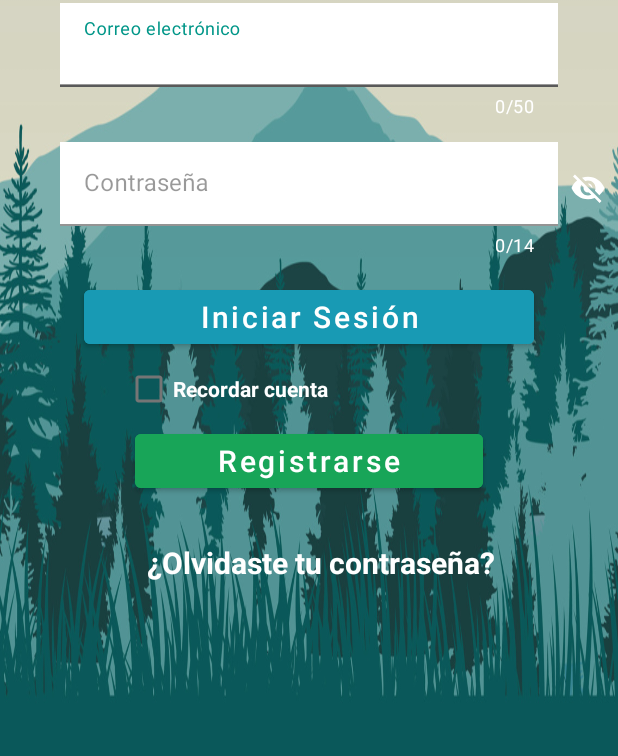
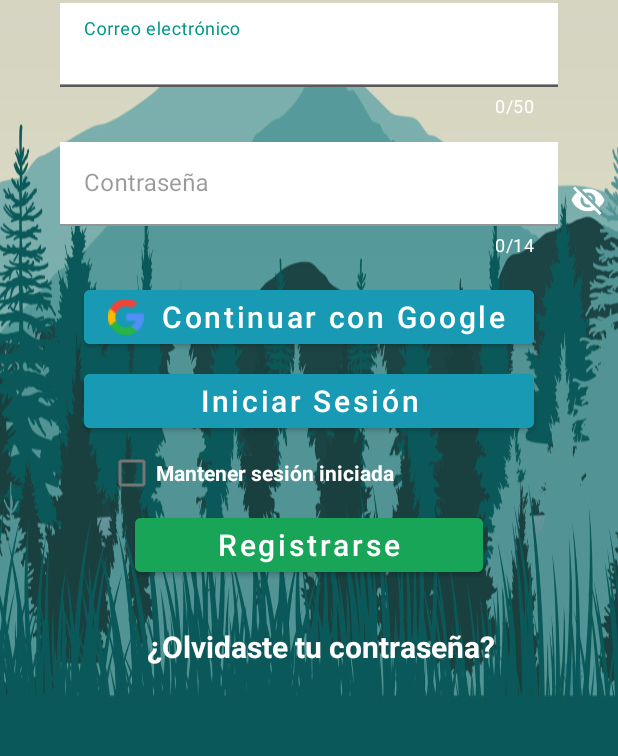
Before and after one commit to shekka12/AwichuPilfrut, an Android app: the screen it shows after launch (MainActivity), on a phone screen of 412 x 824 dp, the part 480-1236 px from its top. Run offline under Robolectric (Android 15) with nearby library versions, the light colour scheme and no system bars; our stand-ins replace Firebase (no records; nobody signed in at launch, a user with empty details on screens opened directly); libraries missing offline, so code that uses them is left out: com.firebase.ui.

Commit message:
se agrego inicio de sesion

```diff
--- a/app/build.gradle
+++ b/app/build.gradle
@@ -83,7 +83,10 @@ dependencies {
     implementation 'androidx.cardview:cardview:1.0.0'
     implementation 'com.firebaseui:firebase-ui:0.4.0'
 
-
+    //Logeo Google
+    // Also declare the dependency for the Google Play services library and specify its version
+    implementation 'com.google.android.gms:play-services-auth:20.2.0'
+    implementation 'com.firebaseui:firebase-ui-auth:7.2.0'
 
     implementation 'androidx.lifecycle:lifecycle-livedata-ktx:2.4.1'
     implementation 'androidx.lifecycle:lifecycle-viewmodel-ktx:2.4.1'
--- a/app/src/main/java/com/umss/awichu/presentation/authentification/login/presenter/LoginPresenter.kt
+++ b/app/src/main/java/com/umss/awichu/presentation/authentification/login/presenter/LoginPresenter.kt
@@ -56,6 +56,7 @@ class LoginPresenter(signInInteractor: SignInInteractor): LoginContract.LoginPre
 
     }
 
+
     override fun checkEmptyEmail(email: String): Boolean {
         return email.isEmpty()
     }
--- a/app/src/main/java/com/umss/awichu/presentation/authentification/login/view/MainActivity.kt
+++ b/app/src/main/java/com/umss/awichu/presentation/authentification/login/view/MainActivity.kt
@@ -1,21 +1,37 @@
 package com.umss.awichu.presentation.authentification.login.view
 
 
+import android.app.Activity
+import android.content.ContentValues
+import android.content.ContentValues.TAG
 import android.content.Intent
+import android.nfc.Tag
 import android.os.Bundle
 import android.os.Handler
+import android.renderscript.ScriptGroup.Binding
 import android.text.BoringLayout
 import android.text.method.HideReturnsTransformationMethod
 import android.text.method.PasswordTransformationMethod
+import android.util.Log
 import android.view.View
 import android.widget.CheckBox
 import android.widget.Toast
+import com.firebase.ui.auth.AuthUI
+import com.firebase.ui.auth.IdpResponse
+import com.google.android.gms.auth.api.signin.GoogleSignIn
+import com.google.android.gms.auth.api.signin.GoogleSignInAccount
+import com.google.android.gms.auth.api.signin.GoogleSignInClient
+import com.google.android.gms.auth.api.signin.GoogleSignInOptions
+import com.google.android.gms.common.api.ApiException
 
 import com.google.firebase.auth.FirebaseAuth
+import com.google.firebase.auth.FirebaseUser
+import com.google.firebase.auth.GoogleAuthProvider
 import com.google.firebase.auth.ktx.auth
 import com.google.firebase.ktx.Firebase
 import com.umss.awichu.R
 import com.umss.awichu.base.BaseActivity
+import com.umss.awichu.databinding.ActivityMainBinding
 import com.umss.awichu.domain.interactorsCasosDuso.authentification.loginInteractor.SignInInteractorImpl
 import com.umss.awichu.menuLateral.MenuLateralActivity
 
@@ -38,9 +54,34 @@ class MainActivity : BaseActivity(), LoginContract.loginView {
     lateinit var presenter: LoginContract.LoginPresenter
     val mAuth = FirebaseAuth.getInstance()
 
+    private lateinit var googleSignInClient: GoogleSignInClient
+    private lateinit var auth: FirebaseAuth
+
+    private lateinit var binding: ActivityMainBinding
+
+    companion object{
+        const val RC_SIGN_IN = 1001
+        const val EXTRA_NAME = "EXTRA_NAME"
+        //const val RC_SIGN_IN = 243
+    }
+
     override fun onCreate(savedInstanceState: Bundle?) {
         super.onCreate(savedInstanceState)
+
         setContentView(R.layout.activity_main)
+
+        val gso = GoogleSignInOptions.Builder(GoogleSignInOptions.DEFAULT_SIGN_IN)
+            .requestIdToken(getString(R.string.default_web_client_id))
+            .requestEmail()
+            .build()
+
+        googleSignInClient = GoogleSignIn.getClient(this, gso)
+
+
+        btn_LoginG.setOnClickListener {
+            signInG()
+        }
+
 
         ivHidePassword.setOnClickListener {
             mIsShowPass = !mIsShowPass
@@ -63,10 +104,92 @@ class MainActivity : BaseActivity(), LoginContract.loginView {
             navigateToPasswordReset()
         }
 
+       //googleLogin()
+    }
 
 
+    private fun signInG() {
+        val signInIntent = googleSignInClient.signInIntent
+        startActivityForResult(signInIntent, 9001)
+    }
 
+    override fun onActivityResult(requestCode: Int, resultCode: Int, data: Intent?) {
+        super.onActivityResult(requestCode, resultCode, data)
+
+        if (requestCode == 9001) {
+            val task = GoogleSignIn.getSignedInAccountFromIntent(data)
+            try {
+                //val account = task.getResult(ApiException::class.java)!!
+
+                val intent = Intent(this, MenuLateralActivity::class.java).apply {
+                    //putExtra("full_name", account.displayName)
+                    //putExtra("email", account.email)
+                    //putExtra("photoUrl", account.photoUrl.toString())
+                }
+                this.startActivity(intent);
+            } catch (e: ApiException) {
+                Log.w("Error", "Google sign in failed", e)
+            }
+        }
     }
+
+    /*
+    private fun googleLogin(){
+
+        val providers = arrayListOf(
+
+            AuthUI.IdpConfig.GoogleBuilder().build()
+        )
+
+        btn_LoginG.setOnClickListener {
+            startActivityForResult(
+                AuthUI.getInstance()
+                    .createSignInIntentBuilder()
+                    .setAvailableProviders(providers)
+                    .setIsSmartLockEnabled(false)
+                    .build(),
+                RC_SIGN_IN)
+        }
+    }
+     */
+
+    /*
+    private fun googleLogin(){
+
+        val providers = arrayListOf(
+            AuthUI.IdpConfig.GoogleBuilder().build())
+
+        btn_LoginG.setOnClickListener {
+            startActivityForResult(
+                AuthUI.getInstance()
+                    .createSignInIntentBuilder()
+                    .setAvailableProviders(providers)
+                    .setIsSmartLockEnabled(false)
+                    .build(),
+                RC_SIGN_IN)
+        }
+    }
+
+    override fun onActivityResult(requestCode: Int, resultCode: Int, data: Intent?) {
+        super.onActivityResult(requestCode, resultCode, data)
+
+        if (requestCode == RC_SIGN_IN) {
+            val response = IdpResponse.fromResultIntent(data)
+
+            if (resultCode == Activity.RESULT_OK) {
+                val user = FirebaseAuth.getInstance().currentUser
+                Toast.makeText(this,"Bienvenido ${user!!.displayName}",Toast.LENGTH_SHORT).show()
+                startActivity(Intent(this, MenuLateralActivity::class.java))
+                finish()
+            } else {
+
+                Toast.makeText(this,"Ocurrió un error ${response!!.error!!.errorCode}",Toast.LENGTH_SHORT).show()
+
+            }
+        }
+    }
+     */
+
 
     private fun showPassword(isShow: Boolean) {
         if (isShow) {
--- a/app/src/main/res/layout/activity_main.xml
+++ b/app/src/main/res/layout/activity_main.xml
@@ -139,12 +139,11 @@
 			android:backgroundTint="#189ab4"
 			android:textColor="@color/white"
 			android:id="@+id/btn_signIn"
-				app:layout_constraintTop_toBottomOf="@+id/textInputLayout"
 			app:layout_constraintStart_toStartOf="parent"
-				android:layout_marginTop="16dp"
 			app:layout_constraintEnd_toEndOf="parent"
 			android:layout_marginStart="56dp"
-				android:layout_marginEnd="56dp"/>
+			android:layout_marginEnd="56dp" app:layout_constraintTop_toBottomOf="@+id/btn_LoginG"
+			android:layout_marginTop="8dp"/>
 	<Button
 			android:hint="Registrarse"
 			android:textSize="20dp"
@@ -195,15 +194,14 @@
 			android:layout_height="wrap_content"
 			android:src="@drawable/ic_hide_password_24"
 			app:layout_constraintTop_toBottomOf="@+id/textInputLayoutEmail"
-			app:layout_constraintBottom_toTopOf="@+id/btn_signIn"
 			app:layout_constraintStart_toEndOf="@+id/textInputLayout"
 			app:layout_constraintEnd_toEndOf="parent"
 			android:layout_marginStart="8dp"
 			android:layout_marginEnd="8dp"
 			app:layout_constraintHorizontal_bias="0.0"
-			app:layout_constraintVertical_bias="0.409"/>
+			app:layout_constraintBottom_toTopOf="@+id/btn_LoginG"/>
 	<CheckBox
-			android:text="Recordar cuenta"
+			android:text="Mantener sesión iniciada"
 			android:layout_width="wrap_content"
 			android:layout_height="wrap_content"
 			android:id="@+id/checkBoxLogin"
@@ -211,9 +209,27 @@
 			android:textStyle="bold"
 			app:layout_constraintStart_toStartOf="parent"
 			app:layout_constraintEnd_toEndOf="parent"
-			app:layout_constraintHorizontal_bias="0.302"
+			app:layout_constraintHorizontal_bias="0.326"
 			app:layout_constraintTop_toBottomOf="@+id/btn_signIn"
 	/>
 
+	<Button
+			android:hint="Continuar con Google"
+			android:layout_width="match_parent"
+			android:layout_height="wrap_content"
+			android:layout_gravity="center"
+			android:id="@+id/btn_LoginG"
+			android:backgroundTint="#189ab4"
+			android:textColorHint="@color/white"
+			android:textSize="20dp"
+			android:drawableLeft="@drawable/logogoogle"
+			app:layout_constraintEnd_toEndOf="parent"
+			app:layout_constraintStart_toStartOf="parent"
+			android:layout_marginStart="56dp"
+			android:layout_marginEnd="56dp"
+			app:layout_constraintHorizontal_bias="0.0"
+			app:layout_constraintTop_toBottomOf="@+id/textInputLayout"
+			android:layout_marginTop="16dp"/>
+
 </androidx.constraintlayout.widget.ConstraintLayout>
 </ScrollView>
--- a/app/src/main/res/layout/fragment_home.xml
+++ b/app/src/main/res/layout/fragment_home.xml
@@ -77,8 +77,8 @@
             app:layout_constraintBottom_toBottomOf="parent"
             app:layout_constraintEnd_toEndOf="parent"
             app:layout_constraintStart_toStartOf="parent"
-            app:layout_constraintHorizontal_bias="0.234"
-            app:layout_constraintVertical_bias="0.152"
+            app:layout_constraintHorizontal_bias="0.236"
+            app:layout_constraintVertical_bias="0.0"
 
             android:textColor="@color/white"
             android:textStyle="bold"
@@ -92,9 +92,9 @@
             app:layout_constraintBottom_toBottomOf="parent"
             app:layout_constraintStart_toStartOf="parent"
             app:layout_constraintEnd_toEndOf="parent"
-            app:layout_constraintHorizontal_bias="0.791"
+            app:layout_constraintHorizontal_bias="0.792"
             app:layout_constraintTop_toBottomOf="@+id/imageButton"
-            app:layout_constraintVertical_bias="0.152"
+            app:layout_constraintVertical_bias="0.0"
             android:textColor="@color/white"
             android:textStyle="bold"/>
 
```
Also changed, not shown: app/src/main/res/drawable/googlelog.png (added), app/src/main/res/drawable/logogoogle.png (added). Lines whose indentation alone changed are shown as unchanged.
